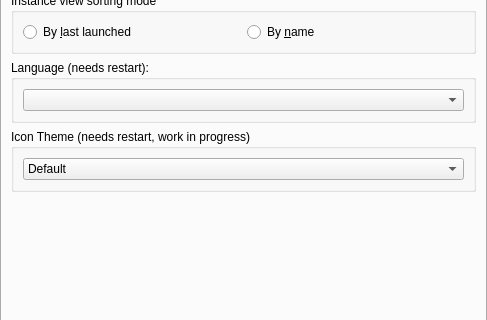
Above: application/pages/global/MultiMCPage.ui from FreesmTeam/FreesmLauncher before the change; both pictures show x 0 to 487 and y 111 to 431 of the 487 by 519 pixel window. Below: the same form after it.
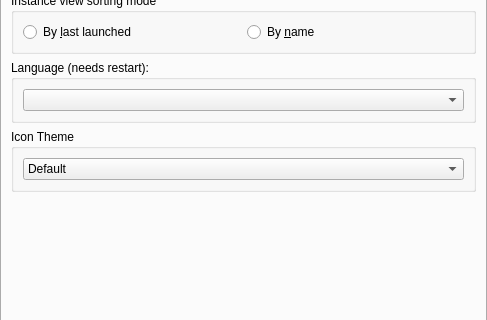
That is the form after the change. The open tabs and pages were chosen to show the change. Icons and pictures are not drawn.

Commit message: GH-932 Icon themes actually do not need a restart to be applied

```diff
--- a/application/pages/global/MultiMCPage.ui
+++ b/application/pages/global/MultiMCPage.ui
@@ -336,7 +336,7 @@
        <item>
         <widget class="QGroupBox" name="themeBox">
          <property name="title">
-          <string>Icon Theme (needs restart, work in progress)</string>
+          <string>Icon Theme</string>
          </property>
          <layout class="QHBoxLayout" name="themeBoxLayout">
           <item>
```
